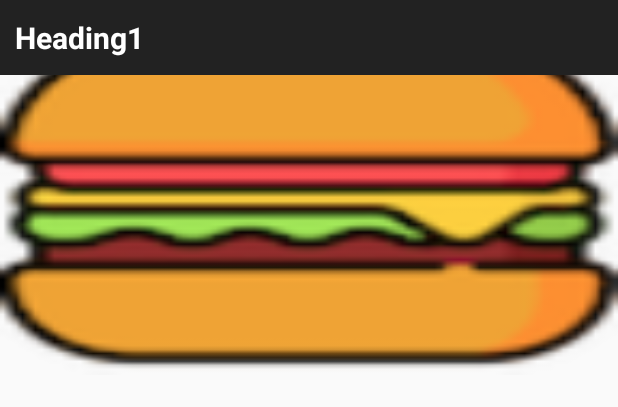
After one commit to puja-65/CanteenMangmnt, an Android app: the layout activity_profile.xml on its own in the app's theme, with its tools: preview values and no code run, on a phone screen of 412 x 824 dp. The commit adds this screen. Shown: the top 407 px of the screen. Run offline under Robolectric (Android 15) with nearby library versions, the phone set to English and light mode, and no system bars.

Commit message:
conflict fix
conflict fix

```diff
--- a/PoddarCanteen/app/src/main/java/com/example/user/poddarcanteen/LogIn.java
+++ b/PoddarCanteen/app/src/main/java/com/example/user/poddarcanteen/LogIn.java
@@ -46,7 +46,7 @@ public class LogIn extends AppCompatActivity {
     @Override
     public void onCreate(Bundle savedInstanceState) {
         super.onCreate(savedInstanceState);
-        getSupportActionBar().hide(); //<< this
+//        getSupportActionBar().hide(); //<< this
 
         setContentView(R.layout.activity_log_in);
         _emailText = findViewById(R.id.email_Input);
--- /dev/null
+++ b/PoddarCanteen/app/src/main/res/layout/activity_profile.xml
@@ -0,0 +1,28 @@
+<FrameLayout xmlns:android="http://schemas.android.com/apk/res/android"
+    android:layout_width="match_parent"
+    android:layout_height="match_parent">
+    <ImageView
+        android:id="@+id/heroImageView"
+        android:layout_width="match_parent"
+        android:layout_height="250dp"
+        android:background="@drawable/burger"
+        android:scaleType="fitCenter" />
+    <!--<ListView-->
+        <!--android:id="@+id/listView"-->
+        <!--android:layout_width="match_parent"-->
+        <!--android:layout_height="wrap_content"-->
+        <!--android:divider="#9E9E9E"-->
+        <!--android:dividerHeight="1dp"-->
+        <!--android:scrollbars="none"></ListView>-->
+    <TextView
+        android:id="@+id/stickyView"
+        android:layout_width="match_parent"
+        android:layout_height="50dp"
+        android:background="#222"
+        android:gravity="center_vertical"
+        android:paddingLeft="10dp"
+        android:text="Heading1"
+        android:textColor="#fff"
+        android:textSize="20sp"
+        android:textStyle="bold" />
+</FrameLayout>
--- a/PoddarCanteen/app/src/main/res/layout/receivedtab.xml
+++ b/PoddarCanteen/app/src/main/res/layout/receivedtab.xml
@@ -2,7 +2,8 @@
 <RelativeLayout xmlns:android="http://schemas.android.com/apk/res/android"
     android:layout_width="match_parent"
     android:layout_height="match_parent"
-    android:orientation="vertical">
+    android:orientation="vertical"
+    android:background="@color/bgColore">
 
     <TextView
         android:id="@+id/textView"
--- a/PoddarCanteen/app/src/main/res/values/strings.xml
+++ b/PoddarCanteen/app/src/main/res/values/strings.xml
@@ -3,5 +3,7 @@
     <string name="Open">BPPIMT Canteen</string>
     <string name="Close">BPPIMT Canteen</string>
     <string name="getStarted">Get Start</string>
+    <string name="navigation_drawer_open">Open</string>
+    <string name="navigation_drawer_close">Close</string>
 
 </resources>
```
Also changed, not shown: PoddarCanteen/app/src/main/java/com/example/user/poddarcanteen/MainActivity.java (+8 -8 lines), PoddarCanteen/app/src/main/java/com/example/user/poddarcanteen/ViewPagerAdapter.java (added, +25 -0 lines), PoddarCanteen/app/src/main/java/com/example/user/poddarcanteen/profilescreen.java (added, +19 -0 lines), PoddarCanteen/app/src/main/java/com/example/user/poddarcanteen/receivedtab.java (+14 -7 lines), PoddarCanteen/app/src/main/res/values/colors.xml (+11 -34 lines), PoddarCanteen/app/src/main/res/values/styles.xml (+32 -12 lines), PoddarCanteen/app/build.gradle (line endings or trailing spaces), PoddarCanteen/app/src/main/AndroidManifest.xml (line endings or trailing spaces), PoddarCanteen/app/src/main/java/com/example/user/poddarcanteen/AdmHome.java (line endings or trailing spaces), PoddarCanteen/app/src/main/java/com/example/user/poddarcanteen/Home.java (line endings or trailing spaces), PoddarCanteen/app/src/main/res/layout/activity_adm_home.xml (line endings or trailing spaces), PoddarCanteen/app/src/main/res/menu/menu_navigation.xml (line endings or trailing spaces), PoddarCanteen/build.gradle (line endings or trailing spaces).
